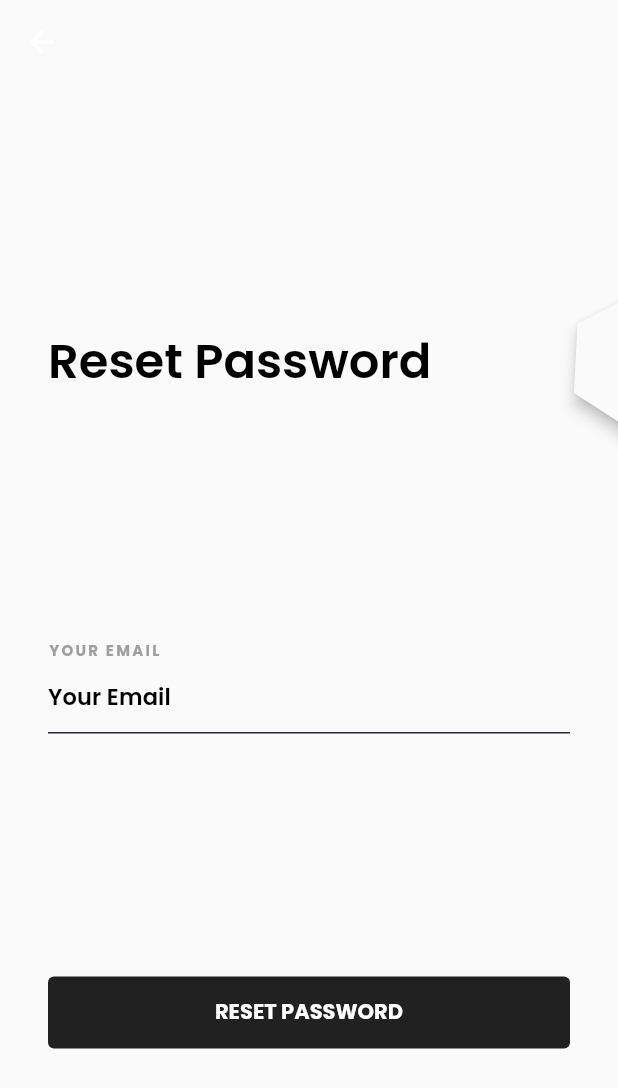
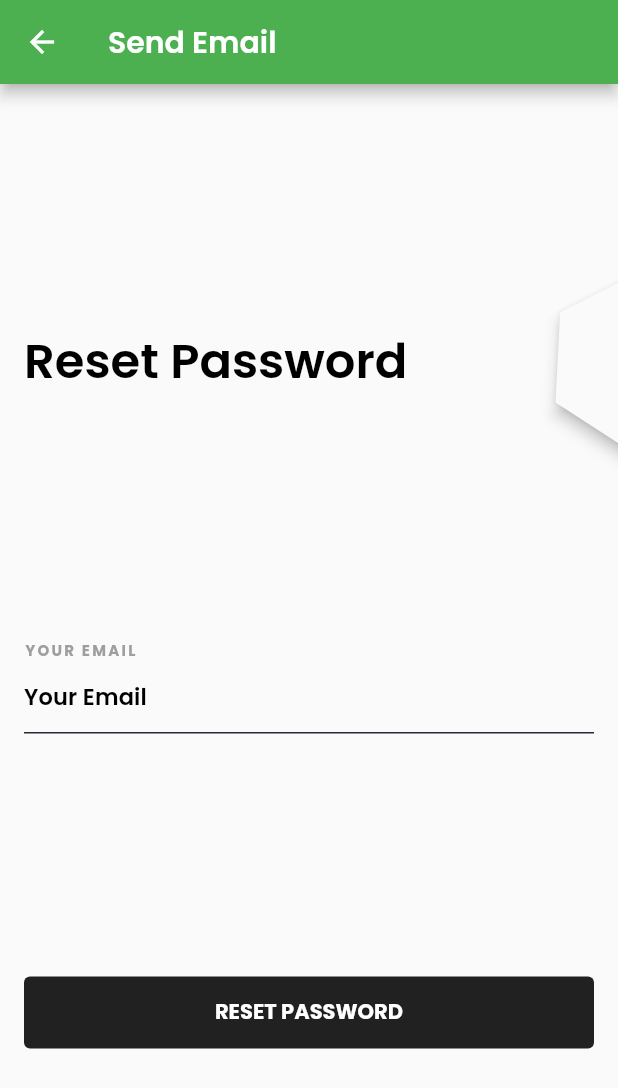
Before and after one commit to husseinmwork/stackOverflowApp, a Flutter app: the EmailScreen screen opened by its route, on a phone screen of 412 x 824 dp. Shown: the top 1088 px of the screen. Run offline on Flutter 3.47's test engine with Material 2 defaults, Android fonts, the phone set to English and light mode, and no system bars; drawn by our look-alikes of pull_to_refresh; our stand-ins replace dio, easy_localization, flutter_keyboard_visibility, flutter_mobx, flutter_spinkit, get_it and 7 more; missing offline and left inert: data_connection_checker_tv, flutter_tagging, material_dialog, xxtea; accounts and stored records are empty; generated files the repository leaves out were written again; statements that could not run were skipped.

```diff
--- a/lib/data/network/constant/end_points.dart
+++ b/lib/data/network/constant/end_points.dart
@@ -31,7 +31,7 @@ class Endpoints {
 
   ///profile
   static const String profile = baseUrl + "/accounts/profile";
-  static const String updateProfile = baseUrl + "/accounts/profile";
+  static const String yourProfile = baseUrl + "/accounts/user";
 /// category
   static const String category = baseUrl + "/fields";
   /// Answer
--- a/lib/data/repositry.dart
+++ b/lib/data/repositry.dart
@@ -156,8 +156,8 @@ class Repository {
   }
 
   /// profile
-  Future<Profile> getProfile() async {
-    return await _services.getProfile().catchError((error) => throw error);
+  Future<Profile> getProfile({String? userId}) async {
+    return await _services.getProfile(userId:userId ).catchError((error) => throw error);
   }
 
   Future<Account> updateProfile(FormData profile) async {
--- a/lib/main.dart
+++ b/lib/main.dart
@@ -1,5 +1,4 @@
 import 'dart:async';
-import 'dart:io';
 import 'package:easy_localization/easy_localization.dart';
 import 'package:flutter/material.dart';
 import 'package:todo_app/di/components/injection.dart';
--- a/lib/model/profile/profile.dart
+++ b/lib/model/profile/profile.dart
@@ -21,6 +21,18 @@ class Profile {
   @JsonKey(name: 'image')
   final String? image;
 
+  @JsonKey(name: 'level')
+  final String? level;
+
+  @JsonKey(name: 'fieldId')
+  final String? fieldId;
+
+  @JsonKey(name: 'lat')
+  final double? lat;
+
+  @JsonKey(name: 'lng')
+  final double? lng;
+
   @JsonKey(name: 'Question')
   final List<dynamic>? question;
 
@@ -38,6 +50,10 @@ class Profile {
     this.score,
     this.isActive,
     this.image,
+    this.level,
+    this.lng,
+    this.lat,
+    this.fieldId,
   });
 
   factory Profile.fromJson(Map<String, dynamic> json) =>
--- a/lib/model/user/user.dart
+++ b/lib/model/user/user.dart
@@ -16,6 +16,19 @@ class Account {
   final String? lastName;
   @JsonKey(name: 'image')
   final String? image;
+
+  @JsonKey(name: 'level')
+  final String? level;
+
+  @JsonKey(name: 'fieldId')
+  final String? fieldId;
+
+  @JsonKey(name: 'lat')
+  final double? lat;
+
+  @JsonKey(name: 'lng')
+  final double? lng;
+
   @JsonKey(name: 'score')
   final int? score;
   @JsonKey(name: 'Question')
@@ -23,8 +36,8 @@ class Account {
   @JsonKey(name: 'Answer')
   final List<dynamic>? answer;
 
-  Account(
-      {this.id,
+  Account({
+    this.id,
     this.username,
     this.email,
     this.firstName,
@@ -32,14 +45,19 @@ class Account {
     this.score,
     this.image,
     this.question,
-      this.answer});
+    this.answer,
+    this.fieldId,
+    this.lat,
+    this.lng,
+    this.level,
+  });
 
   factory Account.fromJson(Map<String, dynamic> json) =>
       _$AccountFromJson(json);
 
   Map<String, dynamic> toJson() => _$AccountToJson(this);
 
-  String get fullName => (firstName??"") + (lastName??"");
+  String get fullName => (firstName ?? "") + (lastName ?? "");
 
-  String get cardUserName =>fullName.isEmpty? "${username}" : "${fullName}";
+  String get cardUserName => fullName.isEmpty ? "$username" : "$fullName";
 }
--- a/lib/store/reset_password/reset_password.dart
+++ b/lib/store/reset_password/reset_password.dart
@@ -44,13 +44,13 @@ abstract class _ResetPasswordStore with Store {
   Future passwordResetRequest() async {
     this.loading = true;
     await _repository.passwordResetRequest(email!).then((value) {
+      loading = false;
       success = true;
-      errorSendEmail = false;
     }).catchError((error) {
       this.loading = false;
       this.success = false;
-      this.errorSendEmail = true;
       errorStore.errorMessage = DioErrorUtil.handleError(error);
+      throw error;
     });
   }
 
--- a/lib/ui/login/login.dart
+++ b/lib/ui/login/login.dart
@@ -40,7 +40,7 @@ class _LoginScreenState extends State<LoginScreen> {
     _themeStore = Provider.of<ThemeStore>(context);
     _languageStore = Provider.of<LanguageStore>(context);
     _store
-      ..userName = _userNameController.text = "hussein.nets"
+      ..userName = _userNameController.text = "hussein.net"
       ..password = _passwordController.text = "hussein.net";
     _store.userName = "hussein.net";
     _store.password = "hussein.net";
--- a/lib/ui/reset_password/email_screen.dart
+++ b/lib/ui/reset_password/email_screen.dart
@@ -10,10 +10,8 @@ import 'package:todo_app/packages/toast.dart';
 import 'package:todo_app/store/form/form_store.dart';
 import 'package:todo_app/store/reset_password/reset_password.dart';
 import 'package:todo_app/store/theme/theme_store.dart';
-import 'package:todo_app/ui/reset_password/otp.dart';
 import 'package:todo_app/utils/device/device_utils.dart';
 import 'package:todo_app/utils/routes/routes.dart';
-import 'package:todo_app/utils/todo/todo_utils.dart';
 import 'package:todo_app/widgets/labeled_text_field.dart';
 import 'package:todo_app/widgets/todo_button.dart';
 import 'package:easy_localization/easy_localization.dart';
@@ -46,16 +44,18 @@ class _EmailScreenState extends State<EmailScreen> {
   }
 
   AppBar _buildAppBar() => AppBar(
-        backgroundColor: Colors.transparent,
-        elevation: 0.0,   );
+        title: Text(
+          "Send Email",
+          style: Theme.of(context)
+              .textTheme
+              .headline6
+              ?.copyWith(color: Colors.white),
+        ),
+      );
 
   Widget _buildBody() {
-    TextTheme textTheme = Theme.of(context).textTheme;
-
-    return Stack(
-      children: [
-        Padding(
-          padding: const EdgeInsets.symmetric(horizontal: Dimens.padding_xl),
+    return Padding(
+      padding: const EdgeInsets.symmetric(horizontal: Dimens.padding_large),
       child: Column(
         crossAxisAlignment: CrossAxisAlignment.start,
         mainAxisAlignment: MainAxisAlignment.spaceEvenly,
@@ -65,23 +65,6 @@ class _EmailScreenState extends State<EmailScreen> {
           _buildButton(),
         ],
       ),
-        ),
-        Align(
-          alignment: Alignment.center,
-          child: Observer(
-            builder: (_) => Visibility(
-              visible: _store.loading,
-              child: CircularProgressIndicator(
-              ),
-            ),
-          ),
-        ),
-        Observer(builder: (_) {
-          return _store.success
-              ? _navigateToLoginScreen(context)
-              : _buildClosed();
-        }),
-      ],
     );
   }
 
@@ -125,59 +108,41 @@ class _EmailScreenState extends State<EmailScreen> {
               _formStore.setUserId(email);
               _store.email = email;
             },
-          onFieldSubmitted: (value) {
-            // FocusScope.of(context).requestFocus(_passwordFocusNode);
-          },
-        ),
+            onFieldSubmitted: (value) async {
+              DeviceUtils.hideKeyboard(context);
+              if (_formStore.canSendEmail) {
+                await _store.passwordResetRequest().then((value) {
+                  Navigator.of(context).pushReplacementNamed(Routes.otp_screen);
+                }).catchError((e) {
+                  Toast.show(_store.errorStore.errorMessage, context,
+                      duration: 3);
+                });
+              } else {
+                Toast.show("please Enter a valid Email", context, duration: 2);
+              }
+            }),
       ),
     );
   }
 
   Widget _buildButton() {
-    return RoundedButton(
+    return Observer(
+      builder: (_) => RoundedButton(
+          loading: _store.loading,
           title: LocaleKeys.reset_password.tr(),
           onPressed: () async {
             DeviceUtils.hideKeyboard(context);
             if (_formStore.canSendEmail) {
-            await _store.passwordResetRequest();
-            if(_store.errorSendEmail)
-              onSaveTaped();
-
+              await _store.passwordResetRequest().then((value) {
+                Navigator.of(context).pushReplacementNamed(Routes.otp_screen);
+              }).catchError((e) {
+                Toast.show(_store.errorStore.errorMessage, context,
+                    duration: 3);
+              });
             } else {
-            Toast.show("please Enter a valid Email", context , duration: 2);
-
-
+              Toast.show("please Enter a valid Email", context, duration: 2);
             }
-        });
-  }
-
-  void onSaveTaped() async {
-    final snackBar = SnackBar(
-      content: Observer(
-        builder: (_) => Text(
-          _store.errorStore.errorMessage,
-          style: TextStyle(color: Colors.white),
-        ),
-      ),
-      behavior: SnackBarBehavior.fixed,
-      backgroundColor: AppColors.DarkPurple,
-      duration: Duration(seconds: 4),
+          }),
     );
-    ScaffoldMessenger.of(context).showSnackBar(snackBar);
-  }
-
-  ///this  Navigation to another page
-
-  _buildClosed() {
-    return SizedBox.shrink();
-  }
-
-  Widget _navigateToLoginScreen(BuildContext context) {
-    Future.delayed(Duration.zero, () {
-      Navigator.of(context).pushReplacementNamed(Routes.otp_screen);
-      _store.loading = false;
-    });
-    _store.success = false;
-    return Container();
   }
 }
```
Also changed, not shown: lib/data/network/apis/services.dart (+4 -6 lines), lib/store/profile/profile_store.dart (+4 -3 lines), lib/ui/answers/answers.dart (+26 -5 lines), lib/ui/home/question_item.dart (+9 -2 lines), lib/ui/profile/profile.dart (+38 -6 lines), lib/model/profile/profile.g.dart, lib/model/user/user.g.dart, lib/store/profile/profile_store.g.dart. Lines whose indentation alone changed are shown as unchanged.
